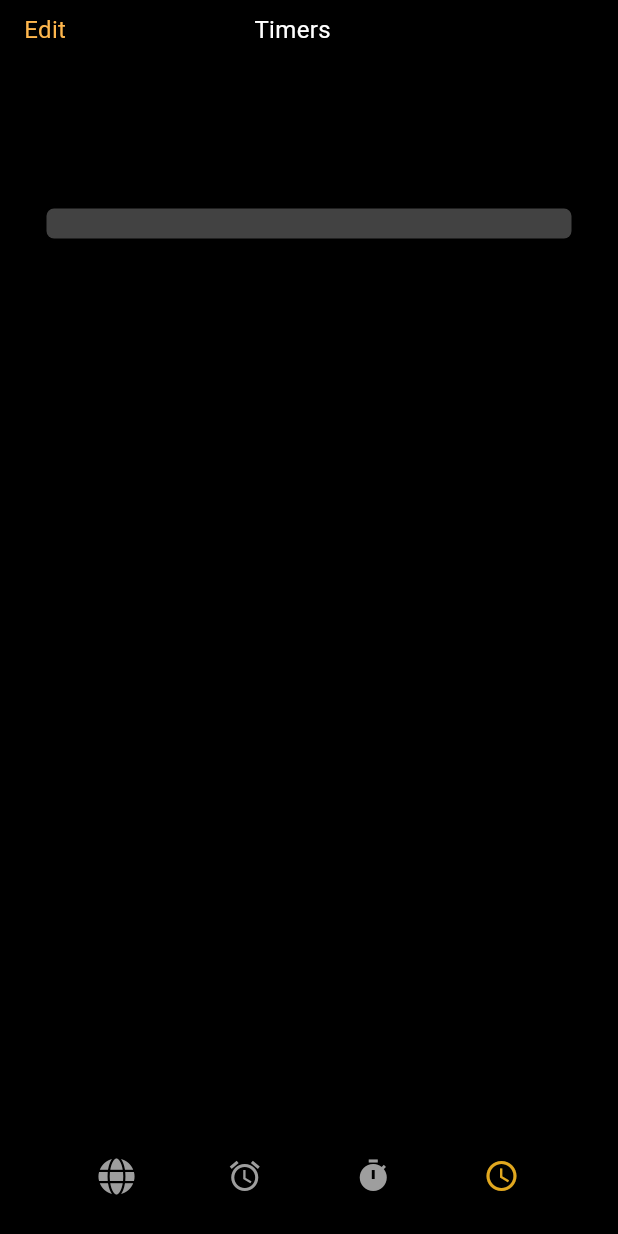
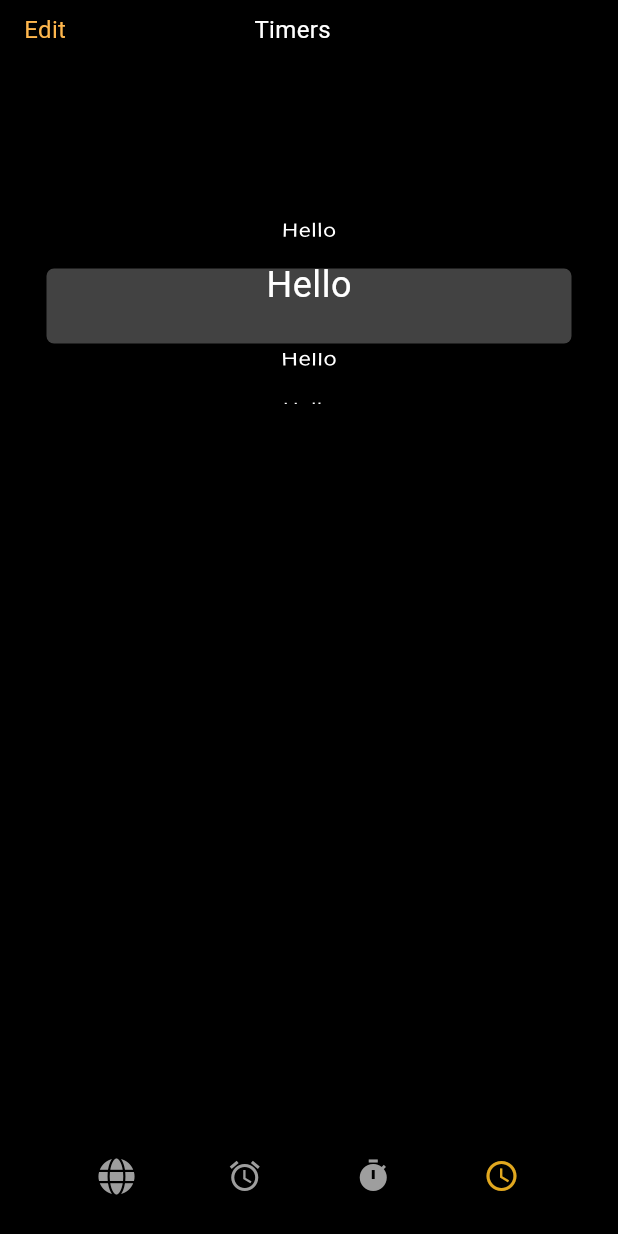
Before and after one commit to muhammadharoon26/Apple-Alarm-App-Clone-Project, a Flutter app: the screen it shows after launch, swiped to page 4, on a phone screen of 412 x 824 dp. Run offline on Flutter 3.47's test engine with Material 3 defaults, Android fonts, the phone set to English and light mode, and no system bars; our stand-ins replace font_awesome_flutter.

Commit message:
"Refactor TimersPageState: remove alarmSwitchStates, add ListWheelScrollView, and modify _buildTimersInfo() layout"

```diff
--- a/apple_clone_alarm_project/lib/timer.dart
+++ b/apple_clone_alarm_project/lib/timer.dart
@@ -34,22 +34,18 @@ class TimersPageState extends StatefulWidget {
 }
 
 class _TimersPageState extends State<TimersPageState> {
-  // Initialize a list to hold the state of each switch in the list
-  List<bool> alarmSwitchStates = List.generate(2, (_) => true);
+  // List of items to display in the ListWheelScrollView
+  final List<String> items = ['Hello', 'World', 'Flutter', 'Loop'];
 
   @override
   Widget build(BuildContext context) {
     return Scaffold(
       backgroundColor: Colors.black,
       body: Column(
-        // crossAxisAlignment: CrossAxisAlignment.start,
         children: [
           _buildHeader(),
-          const SizedBox(height:100),
+          const SizedBox(height: 100),
           _buildTimersInfo(),
-          // Expanded(
-          //   child: _buildTimersList(),
-          // ),
         ],
       ),
     );
@@ -65,24 +61,43 @@ class _TimersPageState extends State<TimersPageState> {
             'Edit',
             style: TextStyle(color: Colors.orange[300], fontSize: 16),
           ),
-          const Text('Timers',
-              style: TextStyle(color: Colors.white, fontSize: 16)),
-              const SizedBox(height:10,width:50)
+          const Text('Timers', style: TextStyle(color: Colors.white, fontSize: 16)),
+          const SizedBox(height: 10, width: 50)
         ],
       ),
     );
   }
 
   Widget _buildTimersInfo() {
-    return Container(
-      width:350,
-      height: 20,
-      padding: const EdgeInsets.symmetric(horizontal: 16, vertical: 8),
-      decoration: BoxDecoration(
-        borderRadius:BorderRadius.circular(5),
-        color: Colors.grey[800],
-      ),
-      child: Center(child: Container(child: const Row())),
+    return Stack(
+      alignment: Alignment.center,
+      children: [
+        // Centered background behind the magnified item only
+        Container(
+          width: 350,  // Adjust width to match magnified item width
+          height: 50,
+          decoration: BoxDecoration(
+            color: Colors.grey[800],
+            borderRadius: BorderRadius.circular(5),
+          ),
+        ),
+        // The scrollable list
+        SizedBox(
+          height: 130,
+          child: ListWheelScrollView.useDelegate(
+            diameterRatio: 1.5,
+            itemExtent: 42,
+            physics: const FixedExtentScrollPhysics(),
+            useMagnifier: true,
+            magnification: 1.5,
+            childDelegate: ListWheelChildLoopingListDelegate(
+              children: [Text('Hello',
+                style: TextStyle(color: Colors.white, fontSize: 16),
+              )]
+            ),
+          ),
+        ),
+      ],
     );
   }
 
```
